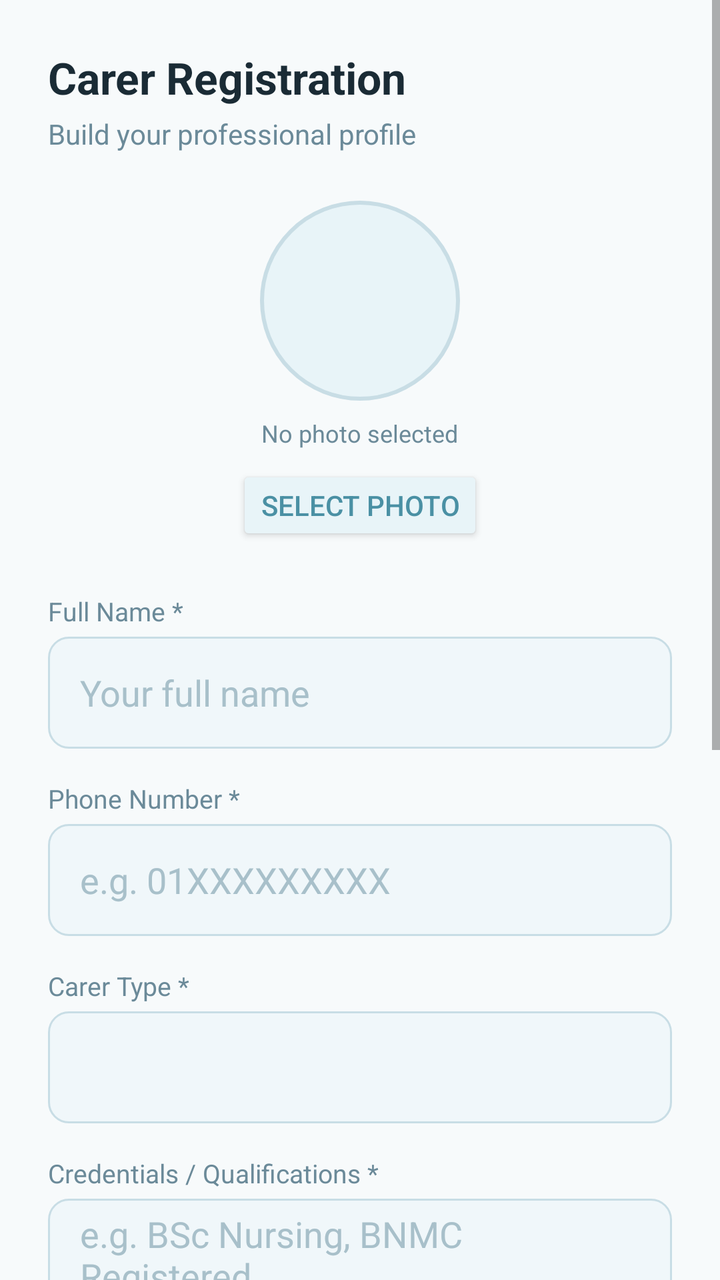
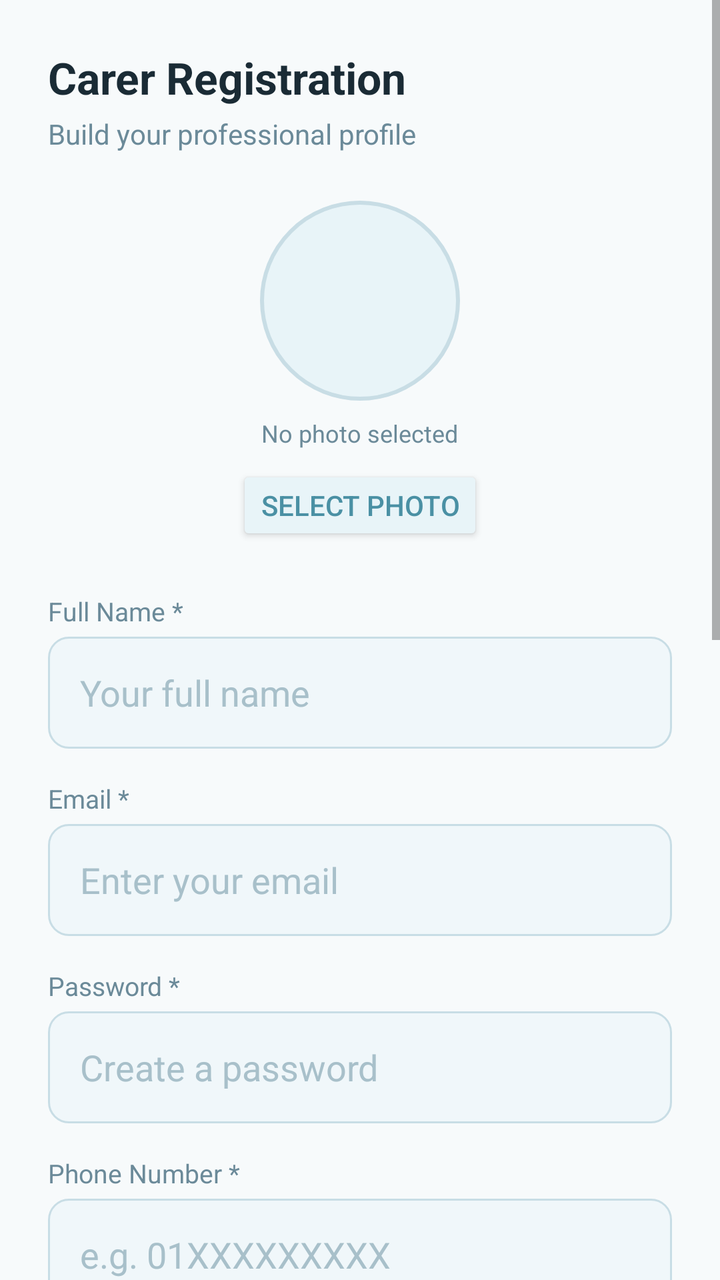

Before-and-after screenshots of an Android layout around one commit, followed by the original layout XML and the change that was made.
<!-- AndroidManifest.xml: application theme Theme.CarerApp -->
<!-- res/layout/activity_carer_signup.xml -->
<?xml version="1.0" encoding="utf-8"?>
<ScrollView
    xmlns:android="http://schemas.android.com/apk/res/android"
    android:layout_width="match_parent"
    android:layout_height="match_parent"
    android:background="@color/background">

    <LinearLayout
        android:layout_width="match_parent"
        android:layout_height="wrap_content"
        android:orientation="vertical"
        android:padding="24dp">

        <TextView
            android:layout_width="wrap_content"
            android:layout_height="wrap_content"
            android:text="Carer Registration"
            android:textColor="@color/text_primary"
            android:textSize="22sp"
            android:textStyle="bold"
            android:layout_marginBottom="4dp"/>

        <TextView
            android:layout_width="wrap_content"
            android:layout_height="wrap_content"
            android:text="Build your professional profile"
            android:textColor="@color/text_secondary"
            android:textSize="14sp"
            android:layout_marginBottom="24dp"/>

        
        <ImageView
            android:id="@+id/ivCarerPhoto"
            android:layout_width="100dp"
            android:layout_height="100dp"
            android:layout_gravity="center_horizontal"
            android:background="@drawable/circle_logo_bg"
            android:scaleType="centerCrop"
            android:layout_marginBottom="8dp"/>

        <TextView
            android:id="@+id/tvPhotoLabel"
            android:layout_width="wrap_content"
            android:layout_height="wrap_content"
            android:layout_gravity="center_horizontal"
            android:text="No photo selected"
            android:textColor="@color/text_secondary"
            android:textSize="12sp"
            android:layout_marginBottom="8dp"/>

        <Button
            android:id="@+id/btnSelectPhoto"
            android:layout_width="wrap_content"
            android:layout_height="40dp"
            android:layout_gravity="center_horizontal"
            android:text="Select Photo"
            android:textColor="@color/primary"
            android:backgroundTint="@color/primary_light"
            android:layout_marginBottom="24dp"/>

        
        <TextView
            android:layout_width="wrap_content"
            android:layout_height="wrap_content"
            android:text="Full Name *"
            android:textColor="@color/text_secondary"
            android:textSize="13sp"
            android:layout_marginBottom="4dp"/>

        <EditText
            android:id="@+id/etCarerName"
            android:layout_width="match_parent"
            android:layout_height="56dp"
            android:hint="Your full name"
            android:background="@drawable/input_bg"
            android:paddingStart="16dp"
            android:paddingEnd="16dp"
            android:textColor="@color/text_primary"
            android:textColorHint="@color/text_hint"
            android:inputType="textPersonName"
            android:layout_marginBottom="16dp"/>

        
        <TextView
            android:layout_width="wrap_content"
            android:layout_height="wrap_content"
            android:text="Phone Number *"
            android:textColor="@color/text_secondary"
            android:textSize="13sp"
            android:layout_marginBottom="4dp"/>

        <EditText
            android:id="@+id/etCarerPhone"
            android:layout_width="match_parent"
            android:layout_height="56dp"
            android:hint="e.g. 01XXXXXXXXX"
            android:background="@drawable/input_bg"
            android:paddingStart="16dp"
            android:paddingEnd="16dp"
            android:textColor="@color/text_primary"
            android:textColorHint="@color/text_hint"
            android:inputType="phone"
            android:layout_marginBottom="16dp"/>

        
        <TextView
            android:layout_width="wrap_content"
            android:layout_height="wrap_content"
            android:text="Carer Type *"
            android:textColor="@color/text_secondary"
            android:textSize="13sp"
            android:layout_marginBottom="4dp"/>

        <Spinner
            android:id="@+id/spinnerCarerType"
            android:layout_width="match_parent"
            android:layout_height="56dp"
            android:background="@drawable/input_bg"
            android:paddingStart="16dp"
            android:paddingEnd="16dp"
            android:layout_marginBottom="16dp"/>

        
        <LinearLayout
            android:id="@+id/layoutHospital"
            android:layout_width="match_parent"
            android:layout_height="wrap_content"
            android:orientation="vertical"
            android:visibility="gone">

            <TextView
                android:layout_width="wrap_content"
                android:layout_height="wrap_content"
                android:text="Hospital Affiliation"
                android:textColor="@color/text_secondary"
                android:textSize="13sp"
                android:layout_marginBottom="4dp"/>

            <Spinner
                android:id="@+id/spinnerHospital"
                android:layout_width="match_parent"
                android:layout_height="56dp"
                android:background="@drawable/input_bg"
                android:paddingStart="16dp"
                android:paddingEnd="16dp"
                android:layout_marginBottom="8dp"/>

            <EditText
                android:id="@+id/etHospitalOther"
                android:layout_width="match_parent"
                android:layout_height="56dp"
                android:hint="Enter hospital name"
                android:background="@drawable/input_bg"
                android:paddingStart="16dp"
                android:paddingEnd="16dp"
                android:textColor="@color/text_primary"
                android:textColorHint="@color/text_hint"
                android:visibility="gone"
                android:layout_marginBottom="16dp"/>

        </LinearLayout>

        
        <TextView
            android:layout_width="wrap_content"
            android:layout_height="wrap_content"
            android:text="Credentials / Qualifications *"
            android:textColor="@color/text_secondary"
            android:textSize="13sp"
            android:layout_marginBottom="4dp"/>

        <EditText
            android:id="@+id/etCredentials"
            android:layout_width="match_parent"
            android:layout_height="56dp"
            android:hint="e.g. BSc Nursing, BNMC Registered"
            android:background="@drawable/input_bg"
            android:paddingStart="16dp"
            android:paddingEnd="16dp"
            android:textColor="@color/text_primary"
            android:textColorHint="@color/text_hint"
            android:layout_marginBottom="16dp"/>

        
        <TextView
            android:layout_width="wrap_content"
            android:layout_height="wrap_content"
            android:text="Years of Experience *"
            android:textColor="@color/text_secondary"
            android:textSize="13sp"
            android:layout_marginBottom="4dp"/>

        <EditText
            android:id="@+id/etExperience"
            android:layout_width="match_parent"
            android:layout_height="56dp"
            android:hint="e.g. 5"
            android:background="@drawable/input_bg"
            android:paddingStart="16dp"
            android:paddingEnd="16dp"
            android:textColor="@color/text_primary"
            android:textColorHint="@color/text_hint"
            android:inputType="number"
            android:layout_marginBottom="16dp"/>

        
        <TextView
            android:layout_width="wrap_content"
            android:layout_height="wrap_content"
            android:text="Hourly Rate (BDT)"
            android:textColor="@color/text_secondary"
            android:textSize="13sp"
            android:layout_marginBottom="4dp"/>

        <EditText
            android:id="@+id/etRate"
            android:layout_width="match_parent"
            android:layout_height="56dp"
            android:hint="e.g. 500"
            android:background="@drawable/input_bg"
            android:paddingStart="16dp"
            android:paddingEnd="16dp"
            android:textColor="@color/text_primary"
            android:textColorHint="@color/text_hint"
            android:inputType="numberDecimal"
            android:layout_marginBottom="16dp"/>

        
        <TextView
            android:layout_width="wrap_content"
            android:layout_height="wrap_content"
            android:text="Short Bio"
            android:textColor="@color/text_secondary"
            android:textSize="13sp"
            android:layout_marginBottom="4dp"/>

        <EditText
            android:id="@+id/etBio"
            android:layout_width="match_parent"
            android:layout_height="100dp"
            android:hint="Tell families about yourself..."
            android:background="@drawable/input_bg"
            android:paddingStart="16dp"
            android:paddingEnd="16dp"
            android:paddingTop="12dp"
            android:textColor="@color/text_primary"
            android:textColorHint="@color/text_hint"
            android:inputType="textMultiLine"
            android:gravity="top"
            android:layout_marginBottom="32dp"/>

        <Button
            android:id="@+id/btnCreateCarer"
            android:layout_width="match_parent"
            android:layout_height="56dp"
            android:text="CREATE ACCOUNT"
            android:textColor="@color/white"
            android:backgroundTint="@color/btn_family"
            android:textSize="14sp"
            android:textStyle="bold"/>

    </LinearLayout>
</ScrollView>
<!-- resources referenced by this layout -->
<resources>
  <color name="background">#F7FAFB</color>
  <color name="btn_family">#1A2B35</color>
  <color name="primary">#4A90A4</color>
  <color name="primary_light">#E8F4F8</color>
  <color name="text_hint">#A8C0CA</color>
  <color name="text_primary">#1A2B35</color>
  <color name="text_secondary">#6B8A99</color>
  <color name="white">#FFFFFF</color>
  <!-- drawable circle_logo_bg (drawable) -->
  <?xml version="1.0" encoding="utf-8"?>
  <shape xmlns:android="http://schemas.android.com/apk/res/android"
      android:shape="oval">
      <solid android:color="@color/primary_light"/>
      <stroke
          android:width="2dp"
          android:color="@color/input_border"/>
  </shape>
  <!-- drawable input_bg (drawable) -->
  <?xml version="1.0" encoding="utf-8"?>
  <shape xmlns:android="http://schemas.android.com/apk/res/android"
      android:shape="rectangle">
      <solid android:color="@color/input_background"/>
      <corners android:radius="10dp"/>
      <stroke android:width="1dp" android:color="@color/input_border"/>
  </shape>
  <style name="Theme.CarerApp" parent="Theme.MaterialComponents.Light.NoActionBar">
          <item name="colorPrimary">@color/primary</item>
          <item name="colorPrimaryDark">@color/primary_dark</item>
          <item name="colorAccent">@color/accent</item>
          <item name="android:windowBackground">@color/background</item>
          <item name="android:statusBarColor">@color/primary</item>
      </style>
  <color name="input_border">#C8DDE5</color>
  <color name="input_background">#F0F7FA</color>
  <color name="primary_dark">#2C6E82</color>
  <color name="accent">#F4A261</color>
</resources>

<!-- the commit's change to res/layout/activity_carer_signup.xml (unified diff, before → after) -->
@@ -3,7 +3,8 @@
     xmlns:android="http://schemas.android.com/apk/res/android"
     android:layout_width="match_parent"
     android:layout_height="match_parent"
-    android:background="@color/background">
+    android:background="@color/background"
+    android:fillViewport="true">
 
     <LinearLayout
         android:layout_width="match_parent"
@@ -28,7 +29,6 @@
             android:textSize="14sp"
             android:layout_marginBottom="24dp"/>
 
-        
         <ImageView
             android:id="@+id/ivCarerPhoto"
             android:layout_width="100dp"
@@ -58,7 +58,6 @@
             android:backgroundTint="@color/primary_light"
             android:layout_marginBottom="24dp"/>
 
-        
         <TextView
             android:layout_width="wrap_content"
             android:layout_height="wrap_content"
@@ -80,7 +79,48 @@
             android:inputType="textPersonName"
             android:layout_marginBottom="16dp"/>
 
-        
+        <TextView
+            android:layout_width="wrap_content"
+            android:layout_height="wrap_content"
+            android:text="Email *"
+            android:textColor="@color/text_secondary"
+            android:textSize="13sp"
+            android:layout_marginBottom="4dp"/>
+
+        <EditText
+            android:id="@+id/etCarerEmail"
+            android:layout_width="match_parent"
+            android:layout_height="56dp"
+            android:hint="Enter your email"
+            android:background="@drawable/input_bg"
+            android:paddingStart="16dp"
+            android:paddingEnd="16dp"
+            android:textColor="@color/text_primary"
+            android:textColorHint="@color/text_hint"
+            android:inputType="textEmailAddress"
+            android:layout_marginBottom="16dp"/>
+
+        <TextView
+            android:layout_width="wrap_content"
+            android:layout_height="wrap_content"
+            android:text="Password *"
+            android:textColor="@color/text_secondary"
+            android:textSize="13sp"
+            android:layout_marginBottom="4dp"/>
+
+        <EditText
+            android:id="@+id/etCarerPassword"
+            android:layout_width="match_parent"
+            android:layout_height="56dp"
+            android:hint="Create a password"
+            android:background="@drawable/input_bg"
+            android:paddingStart="16dp"
+            android:paddingEnd="16dp"
+            android:textColor="@color/text_primary"
+            android:textColorHint="@color/text_hint"
+            android:inputType="textPassword"
+            android:layout_marginBottom="16dp"/>
+
         <TextView
             android:layout_width="wrap_content"
             android:layout_height="wrap_content"
@@ -102,7 +142,6 @@
             android:inputType="phone"
             android:layout_marginBottom="16dp"/>
 
-        
         <TextView
             android:layout_width="wrap_content"
             android:layout_height="wrap_content"
@@ -120,7 +159,6 @@
             android:paddingEnd="16dp"
             android:layout_marginBottom="16dp"/>
 
-        
         <LinearLayout
             android:id="@+id/layoutHospital"
             android:layout_width="match_parent"
@@ -160,7 +198,6 @@
 
         </LinearLayout>
 
-        
         <TextView
             android:layout_width="wrap_content"
             android:layout_height="wrap_content"
@@ -181,7 +218,6 @@
             android:textColorHint="@color/text_hint"
             android:layout_marginBottom="16dp"/>
 
-        
         <TextView
             android:layout_width="wrap_content"
             android:layout_height="wrap_content"
@@ -194,7 +230,7 @@
             android:id="@+id/etExperience"
             android:layout_width="match_parent"
             android:layout_height="56dp"
-            android:hint="e.g. 5"
+            android:hint="e.g. 8"
             android:background="@drawable/input_bg"
             android:paddingStart="16dp"
             android:paddingEnd="16dp"
@@ -203,11 +239,10 @@
             android:inputType="number"
             android:layout_marginBottom="16dp"/>
 
-        
-        <TextView
-            android:layout_width="wrap_content"
-            android:layout_height="wrap_content"
-            android:text="Hourly Rate (BDT)"
+        <TextView
+            android:layout_width="wrap_content"
+            android:layout_height="wrap_content"
+            android:text="Hourly Rate (BDT) *"
             android:textColor="@color/text_secondary"
             android:textSize="13sp"
             android:layout_marginBottom="4dp"/>
@@ -216,7 +251,7 @@
             android:id="@+id/etRate"
             android:layout_width="match_parent"
             android:layout_height="56dp"
-            android:hint="e.g. 500"
+            android:hint="e.g. 400"
             android:background="@drawable/input_bg"
             android:paddingStart="16dp"
             android:paddingEnd="16dp"
@@ -225,7 +260,6 @@
             android:inputType="numberDecimal"
             android:layout_marginBottom="16dp"/>
 
-        
         <TextView
             android:layout_width="wrap_content"
             android:layout_height="wrap_content"
@@ -260,4 +294,5 @@
             android:textStyle="bold"/>
 
     </LinearLayout>
+
 </ScrollView>
